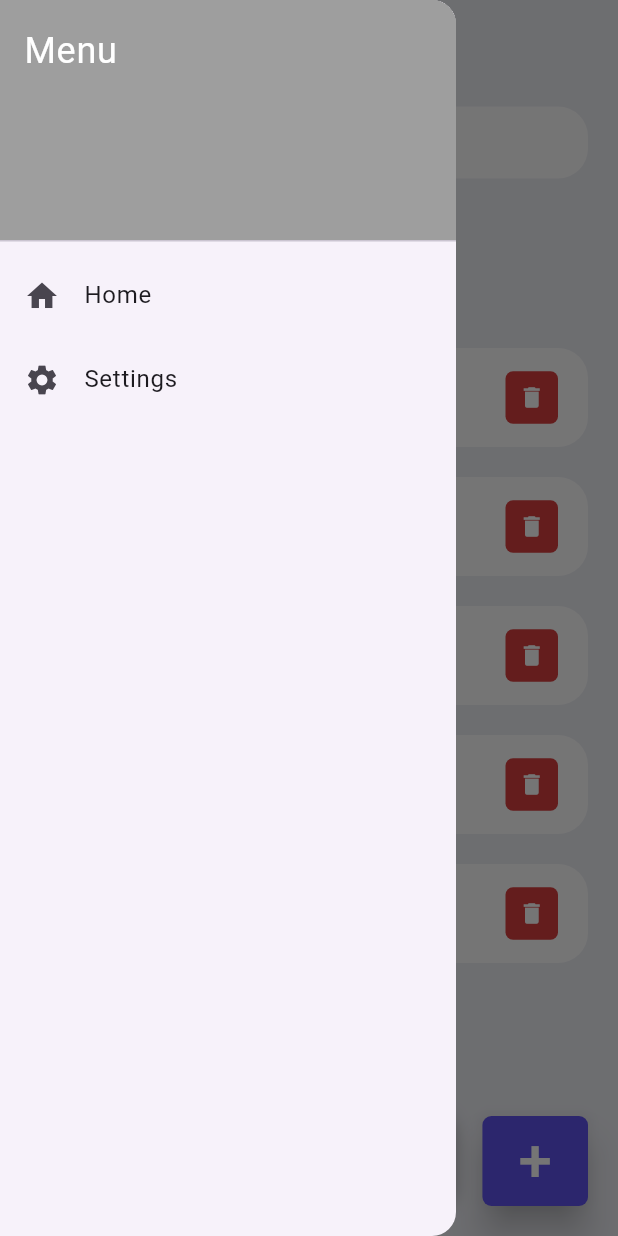
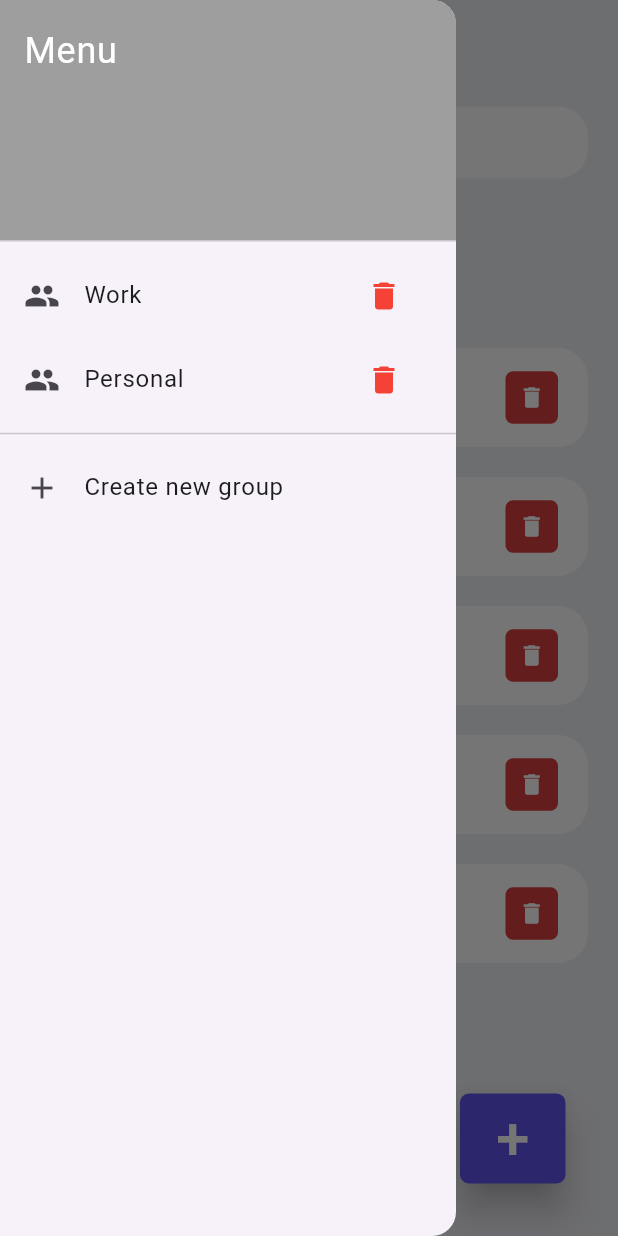
Before and after one commit to Caio-T4vares/todolist, a Flutter app: the screen it shows after launch, with the side drawer open, on a phone screen of 412 x 824 dp. Run offline on Flutter 3.47's test engine with Material 3 defaults, Android fonts, the phone set to English and light mode, and no system bars.

Commit message:
add: create/delete groups of tasks

```diff
--- /dev/null
+++ b/lib/model/group.dart
@@ -0,0 +1,14 @@
+import '../model/todo.dart';
+
+class Group
+{
+  String id;
+  String name;
+  List<ToDo>? myToDos;
+
+  Group({
+    required this.id,
+    required this.name,
+    this.myToDos
+  });
+}
--- a/lib/pages/home.dart
+++ b/lib/pages/home.dart
@@ -1,10 +1,12 @@
 import 'package:flutter/material.dart';
-import 'package:my_todo_list/constants/colors.dart';
-import 'package:my_todo_list/model/todo.dart';
-import 'package:my_todo_list/widgets/todo_item.dart';
+import 'package:flutter/widgets.dart';
 
-class Home extends StatefulWidget
-{
+import '../constants/colors.dart';
+import '../model/group.dart';
+import '../model/todo.dart';
+import '../widgets/todo_item.dart';
+
+class Home extends StatefulWidget {
   Home({Key? key}) : super(key: key);
 
   @override
@@ -12,19 +14,26 @@ class Home extends StatefulWidget
 }
 
 class _HomeState extends State<Home> {
-  final toDosList = ToDo.toDoList();
+  List<ToDo> toDosList = [];
   List<ToDo> _foundToDo = [];
+  List<Group> groupsList = [];
   final _toDoController = TextEditingController();
+  final _groupNameController = TextEditingController();
+  Group? _selectedGroup;
 
   @override
   void initState() {
-    _foundToDo = toDosList;
+    groupsList = [
+      Group(id: '1', name: 'Work', myToDos: ToDo.toDoList()),
+      Group(id: '2', name: 'Personal', myToDos: [])
+    ];
+    _selectedGroup = groupsList[0];
+    _foundToDo = _selectedGroup!.myToDos!;
     super.initState();
   }
 
   @override
-  Widget build(BuildContext context)
-  {
+  Widget build(BuildContext context) {
     return Scaffold(
       backgroundColor: tdBGColor,
       appBar: _buildAppBar(),
@@ -41,17 +50,16 @@ class _HomeState extends State<Home> {
                     children: [
                       Container(
                         margin: const EdgeInsets.only(top: 50, bottom: 20),
-                        child: (const Text('All ToDos', style: TextStyle(fontSize: 30, fontWeight: FontWeight.w500),)),
+                        child: (Text(
+                          '${_selectedGroup!.name} ToDos',
+                          style: TextStyle(fontSize: 30, fontWeight: FontWeight.w500),
+                        )),
                       ),
-
-                      for(ToDo loopToDo in _foundToDo)
+                      for (ToDo loopToDo in _foundToDo)
                         ToDoItem(
                           todo: loopToDo,
                           onToDoChanged: _handleToDoChange,
                           onDeleteItem: _handleDeleteItem,
-                        )
-                    ],
-                  ),
                         )
                     ],
                   ),
@@ -62,29 +70,28 @@ class _HomeState extends State<Home> {
                     children: [
                       Expanded(
                         child: Container(
-                    margin: EdgeInsets.only(bottom: 20, right: 20, left: 20),
+                          margin: EdgeInsets.only(bottom: 5, right: 5, left: 5),
                           padding: EdgeInsets.symmetric(horizontal: 20, vertical: 5),
                           decoration: BoxDecoration(
                               color: Colors.white,
-                      boxShadow: const [BoxShadow(
+                              boxShadow: const [
+                                BoxShadow(
                                     color: Colors.grey,
-                        offset: Offset(0.0,0.0),
+                                    offset: Offset(0.0, 0.0),
                                     blurRadius: 10.0,
-                        spreadRadius: 0.0
-                      )],
-                      borderRadius: BorderRadius.circular(10)
-                    ),
+                                    spreadRadius: 0.0)
+                              ],
+                              borderRadius: BorderRadius.circular(10)),
                           child: TextField(
                             controller: _toDoController,
                             decoration: InputDecoration(
                                 hintText: 'Add new item',
-                        border: InputBorder.none
-                      ),
+                                border: InputBorder.none),
                           ),
                         ),
                       ),
                       Container(
-                  margin: EdgeInsets.only(bottom: 20, right: 20),
+                        margin: EdgeInsets.only(bottom: 20, left: 5, right: 15, top: 15),
                         child: ElevatedButton(
                           child: Text('+', style: TextStyle(fontSize: 40, color: Colors.white)),
                           onPressed: () {
@@ -95,9 +102,10 @@ class _HomeState extends State<Home> {
                               minimumSize: Size(60, 60),
                               elevation: 10,
                               shape: RoundedRectangleBorder(
-                        borderRadius: BorderRadius.circular(6)
-                      )
+                                  borderRadius: BorderRadius.circular(6))),
                         ),
+                      ),
+                    ],
                   ),
                 ),
               ],
@@ -108,42 +116,41 @@ class _HomeState extends State<Home> {
     );
   }
 
-  void _handleToDoChange(ToDo todo)
-  {
+  void _handleToDoChange(ToDo todo) {
     setState(() {
       todo.isDone = !todo.isDone;
     });
   }
 
-  void _handleDeleteItem(String id)
-  {
+  void _handleDeleteItem(String id) {
     setState(() {
-      toDosList.removeWhere((item) => item.id == id);
+      _selectedGroup!.myToDos!.removeWhere((item) => item.id == id);
     });
   }
 
-  void _addToDoItem(String todo)
-  {
+  void _addToDoItem(String todo) {
     setState(() {
-      if(todo.isNotEmpty)
-      {
-        toDosList.add(ToDo(id: DateTime.now().microsecondsSinceEpoch.toString(), toDoText: todo));
+      if (todo.isNotEmpty) {
+        _selectedGroup!.myToDos!.add(ToDo(id: DateTime.now().millisecondsSinceEpoch.toString(), toDoText: todo));
       }
     });
 
     _toDoController.clear();
   }
 
-  void _runFilter(String enteredKeyWord)
-  {
+  void _changeGroup(Group group) {
+    setState(() {
+      _selectedGroup = group;
+      _foundToDo = _selectedGroup!.myToDos!;
+    });
+  }
+
+  void _runFilter(String enteredKeyWord) {
     List<ToDo> results = [];
-    if(enteredKeyWord.isEmpty)
-    {
-      results = toDosList;
-    }
-    else
-    {
-      results = toDosList.where((item) => item.toDoText!.toLowerCase().contains(enteredKeyWord.toLowerCase())).toList();
+    if (enteredKeyWord.isEmpty) {
+      results = _selectedGroup!.myToDos!;
+    } else {
+      results = _selectedGroup!.myToDos!.where((item) => item.toDoText!.toLowerCase().contains(enteredKeyWord.toLowerCase())).toList();
     }
 
     setState(() {
@@ -151,55 +158,152 @@ class _HomeState extends State<Home> {
     });
   }
 
-  Widget searchBar()
-  {
+  void _createNewGroup(String groupName) {
+    if(groupName.isNotEmpty) {
+      setState(() {
+        final newGroup = Group(
+          id: DateTime.now().millisecondsSinceEpoch.toString(),
+          name: groupName,
+          myToDos: []
+        );
+        groupsList.add(newGroup);
+        _selectedGroup = newGroup;
+        _foundToDo = _selectedGroup!.myToDos!;
+      });
+      _groupNameController.clear();
+      Navigator.of(context).pop();
+    }
+  }
+
+  void _deleteGroup(Group group) {
+    setState(() {
+      groupsList.remove(group);
+      if (_selectedGroup == group && groupsList.isNotEmpty) {
+        _selectedGroup = groupsList[0];
+        _foundToDo = _selectedGroup!.myToDos!;
+      }
+      else if (groupsList.isEmpty) {
+        _selectedGroup = null;
+        _foundToDo = [];
+      }
+    });
+  }
+
+  void _confirmDeleteGroupModal(Group group) {
+    showDialog(
+      context: context,
+      builder: (BuildContext context) {
+        return AlertDialog(
+          title: Text('Delete Group'),
+          content: Text('Are you sure you want to delete the group "${group.name}"?'),
+          actions: <Widget>[
+            TextButton(
+              child: Text('Cancel'),
+              onPressed: () {
+                Navigator.of(context).pop();
+              },
+            ),
+            TextButton(
+              child: Text('Delete'),
+              onPressed: () {
+                _deleteGroup(group);
+                Navigator.of(context).pop();
+              },
+            ),
+          ],
+        );
+      },
+    );
+  }
+
+  void _showCreateGroupModal() {
+    showDialog(
+      context: context,
+      builder: (BuildContext context) {
+        return AlertDialog(
+          title: Text('Create new group'),
+          content: TextField(
+            controller: _groupNameController,
+            decoration: InputDecoration(hintText: 'Group Name'),
+          ),
+          actions: <Widget>[
+            TextButton(
+              child: Text('Cancel'),
+              onPressed: () {Navigator.of(context).pop();},
+            ),
+            TextButton(
+              child: Text('Create'),
+              onPressed: () {
+                _createNewGroup(_groupNameController.text);
+                Navigator.of(context).pop();
+              },
+            )
+          ],
+        );
+      },
+    );
+  }
+
+  Widget searchBar() {
     return Container(
       padding: EdgeInsets.symmetric(horizontal: 15),
       decoration: BoxDecoration(
-        color: Colors.white,
-        borderRadius: BorderRadius.circular(20)
-      ),
+          color: Colors.white, borderRadius: BorderRadius.circular(20)),
       child: TextField(
         onChanged: (value) => _runFilter(value),
         decoration: InputDecoration(
             contentPadding: EdgeInsets.all(0),
-          prefixIcon: Icon(Icons.search, color: tdBlack, size: 20,),
+            prefixIcon: Icon(
+              Icons.search,
+              color: tdBlack,
+              size: 20,
+            ),
             prefixIconConstraints: BoxConstraints(maxHeight: 20, minWidth: 25),
             border: InputBorder.none,
             hintText: 'Search',
-          hintStyle: TextStyle(color: tdGrey)
-        ),
+            hintStyle: TextStyle(color: tdGrey)),
       ),
     );
   }
 
-  AppBar _buildAppBar()
-  {
+  AppBar _buildAppBar() {
     return AppBar(
       backgroundColor: tdBGColor,
       elevation: 0,
     );
   }
 
-  Drawer _sideBar()
-  {
+  Drawer _sideBar() {
     return Drawer(
       child: ListView(
         padding: EdgeInsets.zero,
         children: <Widget>[
           DrawerHeader(
               decoration: BoxDecoration(color: Colors.grey),
-            child: Text('Menu', style: TextStyle(color: Colors.white, fontSize: 24),)
+              child: Text('Menu', style: TextStyle(color: Colors.white, fontSize: 24))
           ),
+          for(Group group in groupsList)
             ListTile(
-            leading: Icon(Icons.home),
-            title: Text('Home'),
-            onTap: () {},
+              leading: Icon(Icons.group),
+              title: Text(group.name),
+              trailing: IconButton(
+                icon: Icon(Icons.delete, color: Colors.red,),
+                onPressed: () {
+                  _confirmDeleteGroupModal(group);
+                },
               ),
+              onTap: () {
+                _changeGroup(group);
+                Navigator.of(context).pop();
+              },
+            ),
+          Divider(),
           ListTile(
-            leading: Icon(Icons.settings),
-            title: Text('Settings'),
-            onTap: () {},
+            leading: Icon(Icons.add),
+            title: Text('Create new group'),
+            onTap: () {
+              _showCreateGroupModal();
+            },
           ),
         ],
       ),
```
Lines whose indentation alone changed are shown as unchanged.
